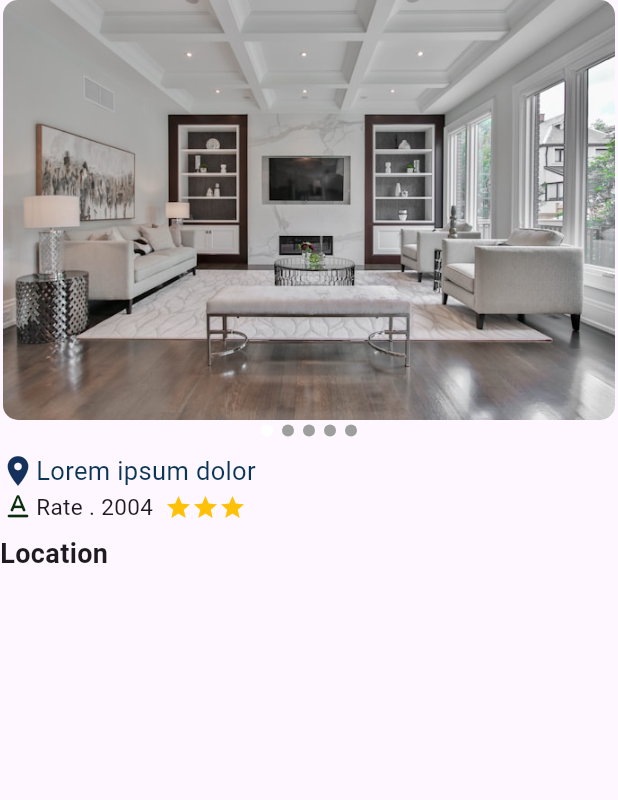
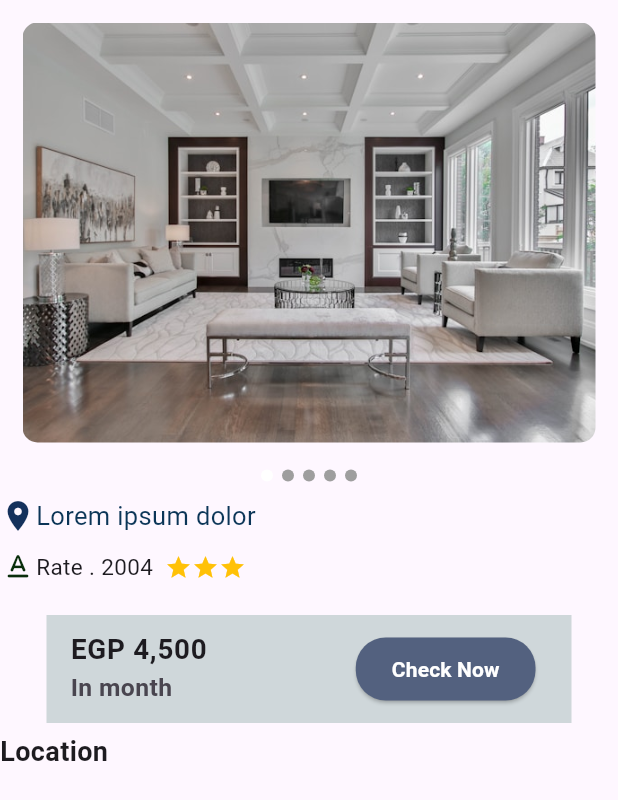
Before and after one commit to ayamohamed410/project, a Flutter app: the ApartmentsScreen screen opened directly, on a phone screen of 412 x 824 dp. Shown: the top 800 px of the screen. Run offline on Flutter 3.47's test engine with Material 3 defaults, Android fonts, the phone set to English and light mode, and no system bars; our stand-ins replace get.

```diff
--- a/lib/controller/onboarding_controller.dart
+++ b/lib/controller/onboarding_controller.dart
@@ -11,4 +11,5 @@ class OnBoardingControllerImp extends OnBoardingController {
     currentPage = index;
     update();
   }
+
 }
--- a/lib/view/screen/apartments.dart
+++ b/lib/view/screen/apartments.dart
@@ -1,4 +1,4 @@
-import 'package:agin_3/view/card/card.dart';
+import 'package:agin_3/controller/controlleBetweenPages.dart';
 import 'package:flutter/material.dart';
 import 'dart:async';
 
@@ -53,7 +53,7 @@ class _ApartmentsScreenState extends State<ApartmentsScreen> {
                 padding: EdgeInsets.all(20),
                 height: 280,
                 width: double.infinity,
-                margin: const EdgeInsets.symmetric(horizontal: 2),
+                margin: const EdgeInsets.all(15),
                 decoration: BoxDecoration(
                   borderRadius: BorderRadius.circular(10),
                   image: DecorationImage(
@@ -98,6 +98,7 @@ class _ApartmentsScreenState extends State<ApartmentsScreen> {
                       ),
                     ],
                   ),
+                  SizedBox(height: 10),
                   Row(
                     children: [
                       Icon(
@@ -115,6 +116,52 @@ class _ApartmentsScreenState extends State<ApartmentsScreen> {
                     ],
                   ),
                   //****************** */
+                  SizedBox(height: 10),
+
+                  //Controll for pages
+                  //######################  Controllebetweenpages(),
+                  //
+                  SizedBox(height: 10),
+                  Center(
+                    child: SizedBox(
+                      width: 350,
+                      child: ListTile(
+                        tileColor: Color(0xffCFD7DA),
+                        title: Text(
+                          "EGP 4,500",
+                          style: TextStyle(
+                            fontWeight: FontWeight.bold,
+                            fontSize: 18.5,
+                          ),
+                        ),
+                        subtitle: Text(
+                          "In month",
+                          style: TextStyle(
+                            fontWeight: FontWeight.bold,
+                            fontSize: 16.5,
+                          ),
+                        ),
+                        trailing: ElevatedButton(
+                          style: ElevatedButton.styleFrom(
+                            backgroundColor: Color(0xff53617F),
+                            shape: RoundedRectangleBorder(
+                              borderRadius: BorderRadius.circular(20),
+                            ),
+                            minimumSize: Size(17, 42),
+                          ),
+                          onPressed: () {},
+
+                          child: Text(
+                            "Check Now",
+                            style: TextStyle(
+                              fontWeight: FontWeight.bold,
+                              color: Colors.white,
+                            ),
+                          ),
+                        ),
+                      ),
+                    ),
+                  ),
                   SizedBox(height: 6),
 
                   Text(
```
Also changed, not shown: lib/controller/controlleBetweenPages.dart (added, +31 -0 lines).
